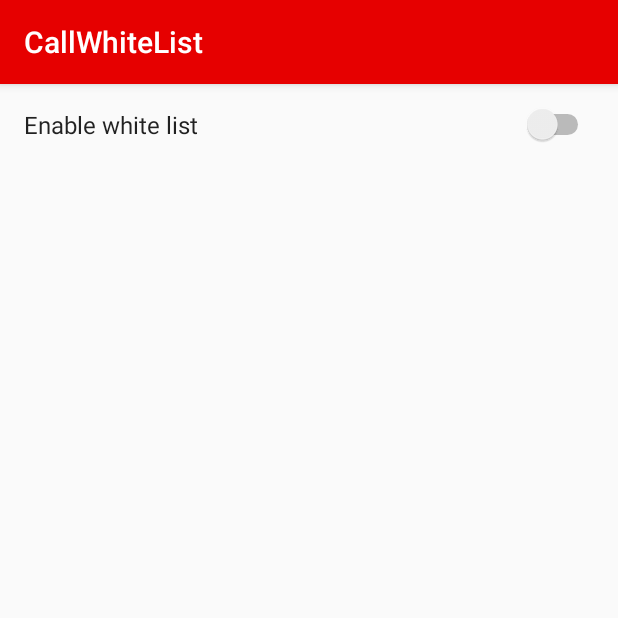
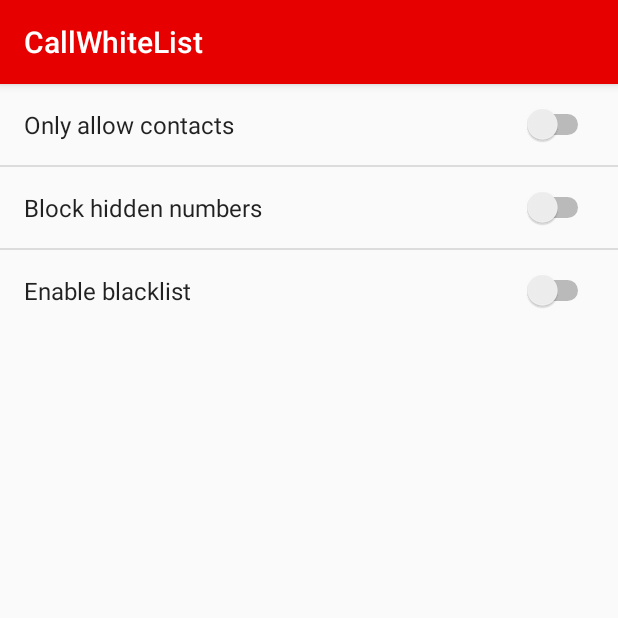
Before and after one commit to thomasf1234/CallWhiteList, an Android app: the screen it shows after launch (MainActivity), on a phone screen of 412 x 824 dp, the top half of it. Run offline under Robolectric (Android 15) with nearby library versions, the phone set to English and light mode, and no system bars.

Commit message:
[#0] TF : adding block_hidden_numbers and enable_blacklist settings

```diff
--- a/app/src/main/java/com/abstractx1/callwhitelist/Global.java
+++ b/app/src/main/java/com/abstractx1/callwhitelist/Global.java
@@ -13,7 +13,9 @@ import com.abstractx1.callwhitelist.activities.MainActivity;
 
 public class Global {
     public static final String USER_SETTINGS_KEY = "user_settings";
-    public static final String ENABLE_WHITELIST_KEY = "enable_whitelist";
+    public static final String ONLY_ALLOW_CONTACTS_KEY = "only_allow_contacts";
+    public static final String BLOCK_HIDDEN_NUMBERS_KEY = "block_hidden_numbers";
+    public static final String ENABLE_BLACKLIST_KEY = "enable_blacklist";
 
     public static boolean hasPermissionBlockPhoneCall(Context context) {
         boolean hasPermission = ContextCompat.checkSelfPermission(context, android.Manifest.permission.READ_CONTACTS) == PackageManager.PERMISSION_GRANTED &&
@@ -22,11 +24,11 @@ public class Global {
         return hasPermission;
     }
 
-    public static boolean getEnableWhitelistToggle(Context context) {
+    public static boolean getToggle(Context context, String key) {
         SharedPreferences sharedpreferences = context.getSharedPreferences(USER_SETTINGS_KEY, Context.MODE_PRIVATE);
-        if (sharedpreferences.contains(ENABLE_WHITELIST_KEY))
+        if (sharedpreferences.contains(key))
         {
-            return sharedpreferences.getBoolean(ENABLE_WHITELIST_KEY, false);
+            return sharedpreferences.getBoolean(key, false);
         }
         else
         {
@@ -34,11 +36,11 @@ public class Global {
         }
     }
 
-    public static void setEnableWhitelistToggle(Context context, boolean value) {
+    public static void setToggle(Context context, String key, boolean value) {
         SharedPreferences sharedpreferences = context.getSharedPreferences(USER_SETTINGS_KEY, Context.MODE_PRIVATE);
         SharedPreferences.Editor editor = sharedpreferences.edit();
-        editor.putBoolean(ENABLE_WHITELIST_KEY, value);
-        MainActivity.log(String.format("Setting %s value to %s", ENABLE_WHITELIST_KEY, value));
+        editor.putBoolean(key, value);
+        MainActivity.log(String.format("Setting %s value to %s", key, value));
         editor.commit();
     }
 }
--- a/app/src/main/java/com/abstractx1/callwhitelist/activities/SettingsFragment.java
+++ b/app/src/main/java/com/abstractx1/callwhitelist/activities/SettingsFragment.java
@@ -25,14 +25,38 @@ public class SettingsFragment extends PreferenceFragment  {
 
         addPreferencesFromResource(R.xml.preferences);
 
-        SwitchPreference enableWhitelistPreference = (SwitchPreference) findPreference("enable_whitelist_preference");
-        enableWhitelistPreference.setChecked(Global.getEnableWhitelistToggle(getContext()));
-        enableWhitelistPreference.setOnPreferenceChangeListener(new Preference.OnPreferenceChangeListener() {
+        SwitchPreference onlyAllowContactsPreference = (SwitchPreference) findPreference("only_allow_contacts_preference");
+        onlyAllowContactsPreference.setChecked(Global.getToggle(getContext(), Global.ONLY_ALLOW_CONTACTS_KEY));
+        onlyAllowContactsPreference.setOnPreferenceChangeListener(new Preference.OnPreferenceChangeListener() {
             @RequiresApi(api = Build.VERSION_CODES.M)
             @Override
             public boolean onPreferenceChange(Preference arg0, Object enabledObject) {
                 boolean enabled = (Boolean) enabledObject;
-                Global.setEnableWhitelistToggle(getContext(), enabled);
+                Global.setToggle(getContext(), Global.ONLY_ALLOW_CONTACTS_KEY, enabled);
+                return true;
+            }
+        });
+
+        SwitchPreference blockHiddenNumbersPreference = (SwitchPreference) findPreference("block_hidden_numbers_preference");
+        blockHiddenNumbersPreference.setChecked(Global.getToggle(getContext(), Global.BLOCK_HIDDEN_NUMBERS_KEY));
+        blockHiddenNumbersPreference.setOnPreferenceChangeListener(new Preference.OnPreferenceChangeListener() {
+            @RequiresApi(api = Build.VERSION_CODES.M)
+            @Override
+            public boolean onPreferenceChange(Preference arg0, Object enabledObject) {
+                boolean enabled = (Boolean) enabledObject;
+                Global.setToggle(getContext(), Global.BLOCK_HIDDEN_NUMBERS_KEY, enabled);
+                return true;
+            }
+        });
+
+        SwitchPreference enableBlacklistPreference = (SwitchPreference) findPreference("enable_blacklist_preference");
+        enableBlacklistPreference.setChecked(Global.getToggle(getContext(), Global.ENABLE_BLACKLIST_KEY));
+        enableBlacklistPreference.setOnPreferenceChangeListener(new Preference.OnPreferenceChangeListener() {
+            @RequiresApi(api = Build.VERSION_CODES.M)
+            @Override
+            public boolean onPreferenceChange(Preference arg0, Object enabledObject) {
+                boolean enabled = (Boolean) enabledObject;
+                Global.setToggle(getContext(), Global.ENABLE_BLACKLIST_KEY, enabled);
                 return true;
             }
         });
--- a/app/src/main/res/values/colors.xml
+++ b/app/src/main/res/values/colors.xml
@@ -2,5 +2,5 @@
 <resources>
     <color name="colorPrimary">#e60000</color>
     <color name="colorPrimaryDark">#b30000</color>
-    <color name="colorAccent">#00e600</color>
+    <color name="colorAccent">#3399ff</color>
 </resources>
--- a/app/src/main/res/xml/preferences.xml
+++ b/app/src/main/res/xml/preferences.xml
@@ -3,6 +3,14 @@
 
     <SwitchPreference
         android:defaultValue="false"
-        android:key="enable_whitelist_preference"
-        android:title="Enable white list" />
+        android:key="only_allow_contacts_preference"
+        android:title="Only allow contacts" />
+    <SwitchPreference
+        android:defaultValue="false"
+        android:key="block_hidden_numbers_preference"
+        android:title="Block hidden numbers" />
+    <SwitchPreference
+        android:defaultValue="false"
+        android:key="enable_blacklist_preference"
+        android:title="Enable blacklist" />
 </PreferenceScreen>
```
Also changed, not shown: app/src/main/java/com/abstractx1/callwhitelist/ContactUtils.java (+13 -8 lines), app/src/main/java/com/abstractx1/callwhitelist/broadcast_receivers/PhoneStateReceiver.java (+68 -12 lines), app/src/main/java/com/abstractx1/callwhitelist/models/Contact.java (added, +50 -0 lines).
